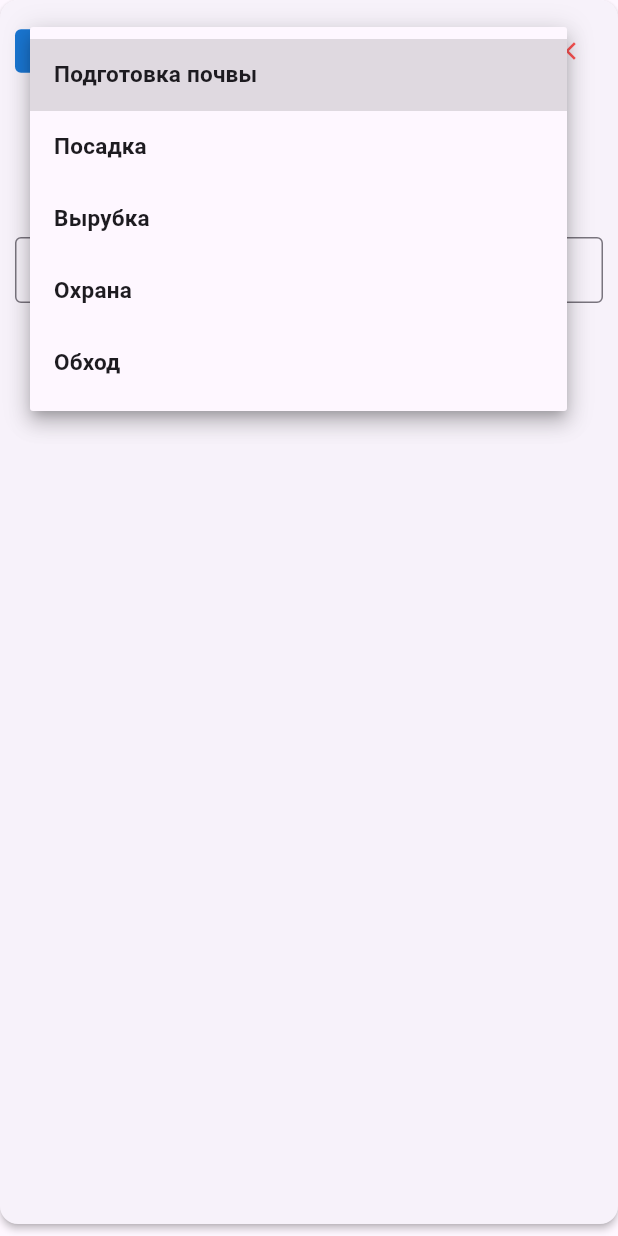
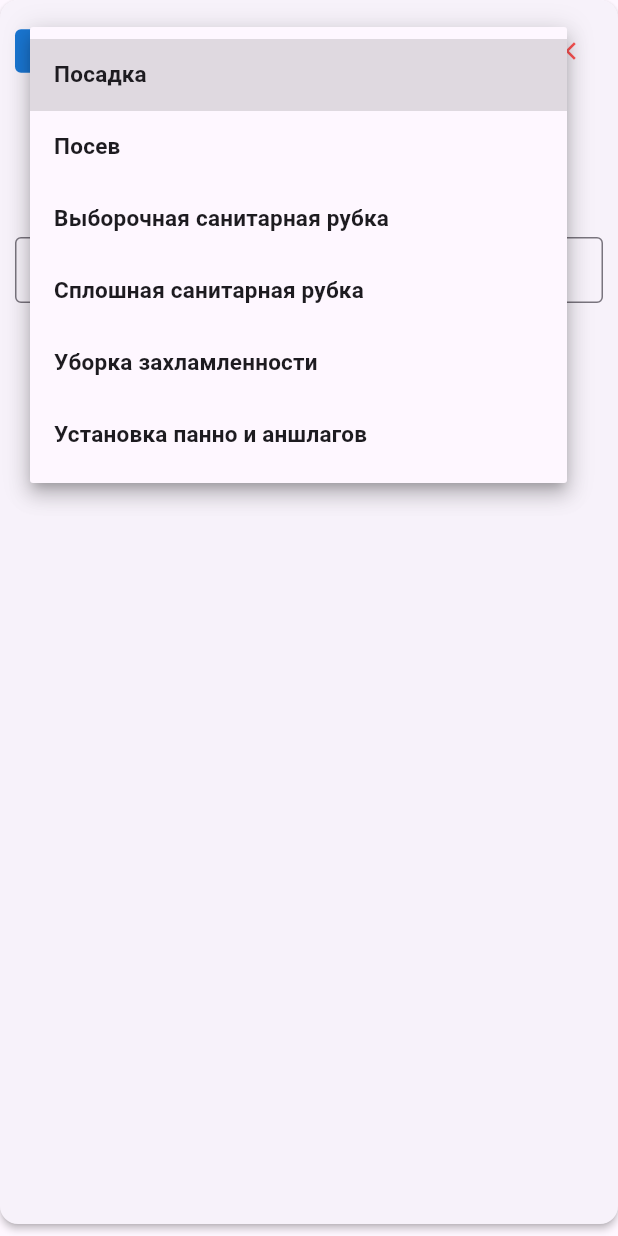
Before and after one commit to DiKo-bu/prognoz, a Flutter app: the TaskInputCard widget shown alone on an empty page, opened directly with empty values, after a tap on "Выберите работу", on a phone screen of 412 x 824 dp. Run offline on Flutter 3.47's test engine with Material 3 defaults, Android fonts, the phone set to English and light mode, and no system bars; our stand-ins replace hive_flutter; accounts and stored records are empty.

Commit message:
Final fix: update work list, planting fields only for Посадка

```diff
--- a/lib/data/controller.dart
+++ b/lib/data/controller.dart
@@ -121,7 +121,7 @@ class ExecutorController extends ChangeNotifier {
   void updateTaskTitle(int index, String title) {
     tasks[index].name = title;
     saveData();
-    notifyListeners();   // ← теперь карточка обновится при смене названия
+    notifyListeners();
   }
 
   void updateTaskValues(int index, String key, double val) {
@@ -150,7 +150,7 @@ class ExecutorController extends ChangeNotifier {
   void updateTaskPlantingType(int index, String? value) {
     tasks[index].plantingType = value;
     saveData();
-    notifyListeners();   // перерисовка карточки
+    notifyListeners();
   }
 
   void updateTaskCulture(int index, String? value) {
--- a/lib/ui/constants.dart
+++ b/lib/ui/constants.dart
@@ -1,3 +1,10 @@
-const List<String> workNames = ['Подготовка почвы', 'Посадка', 'Вырубка', 'Охрана', 'Обход'];
+const List<String> workNames = [
+  'Посадка',
+  'Посев',
+  'Выборочная санитарная рубка',
+  'Сплошная санитарная рубка',
+  'Уборка захламленности',
+  'Установка панно и аншлагов',
+];
 const List<String> plantingTypes = ['сеянцы', 'саженцы', 'черенки'];
 const List<String> cultures = ['вяз', 'тополь', 'ива', 'лох', 'смородина', 'клен', 'ясень'];
--- a/lib/ui/task_input_card.dart
+++ b/lib/ui/task_input_card.dart
@@ -72,7 +72,7 @@ class TaskInputCard extends StatelessWidget {
             _buildHeader(isOverMax, isCompleted, showError),
             _buildCompletionRow(isOverMax),
             if (isOverMax) _overMaxWarning,
-            _buildDurationFields(isCompleted, showError),
+            _buildDurationFields(isCompleted),
             if (showError) _ratioError,
             const SizedBox(height: 8),
             if (title == 'Посадка') _buildPlantingFields(),
@@ -150,7 +150,7 @@ class TaskInputCard extends StatelessWidget {
             style: TextStyle(color: Colors.red, fontSize: 12, fontWeight: FontWeight.bold)),
       );
 
-  Widget _buildDurationFields(bool isCompleted, bool showError) {
+  Widget _buildDurationFields(bool isCompleted) {
     return IgnorePointer(
       ignoring: isCompleted,
       child: Opacity(
```
